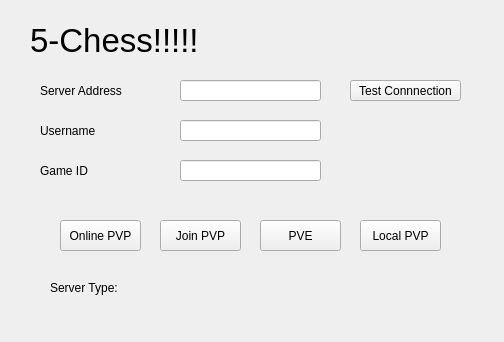
First picture: the form in connectui.ui, repository ExSaltedFishPro/5chess, before the edit.
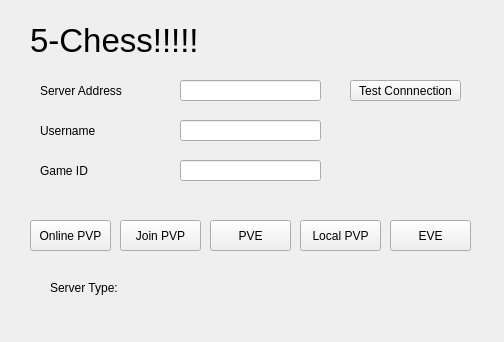
Second picture: the form after the edit.

The edit to the form file:
```diff
--- a/connectui.ui
+++ b/connectui.ui
@@ -129,7 +129,7 @@
   <widget class="QPushButton" name="onlinepvp">
    <property name="geometry">
     <rect>
-     <x>60</x>
+     <x>30</x>
      <y>220</y>
      <width>81</width>
      <height>31</height>
@@ -142,7 +142,7 @@
   <widget class="QPushButton" name="pve">
    <property name="geometry">
     <rect>
-     <x>260</x>
+     <x>210</x>
      <y>220</y>
      <width>81</width>
      <height>31</height>
@@ -155,7 +155,7 @@
   <widget class="QPushButton" name="localpvp">
    <property name="geometry">
     <rect>
-     <x>360</x>
+     <x>300</x>
      <y>220</y>
      <width>81</width>
      <height>31</height>
@@ -168,7 +168,7 @@
   <widget class="QPushButton" name="join">
    <property name="geometry">
     <rect>
-     <x>160</x>
+     <x>120</x>
      <y>220</y>
      <width>81</width>
      <height>31</height>
@@ -178,6 +178,19 @@
     <string>Join PVP</string>
    </property>
   </widget>
+  <widget class="QPushButton" name="eve">
+   <property name="geometry">
+    <rect>
+     <x>390</x>
+     <y>220</y>
+     <width>81</width>
+     <height>31</height>
+    </rect>
+   </property>
+   <property name="text">
+    <string>EVE</string>
+   </property>
+  </widget>
  </widget>
  <resources/>
  <connections/>
```
